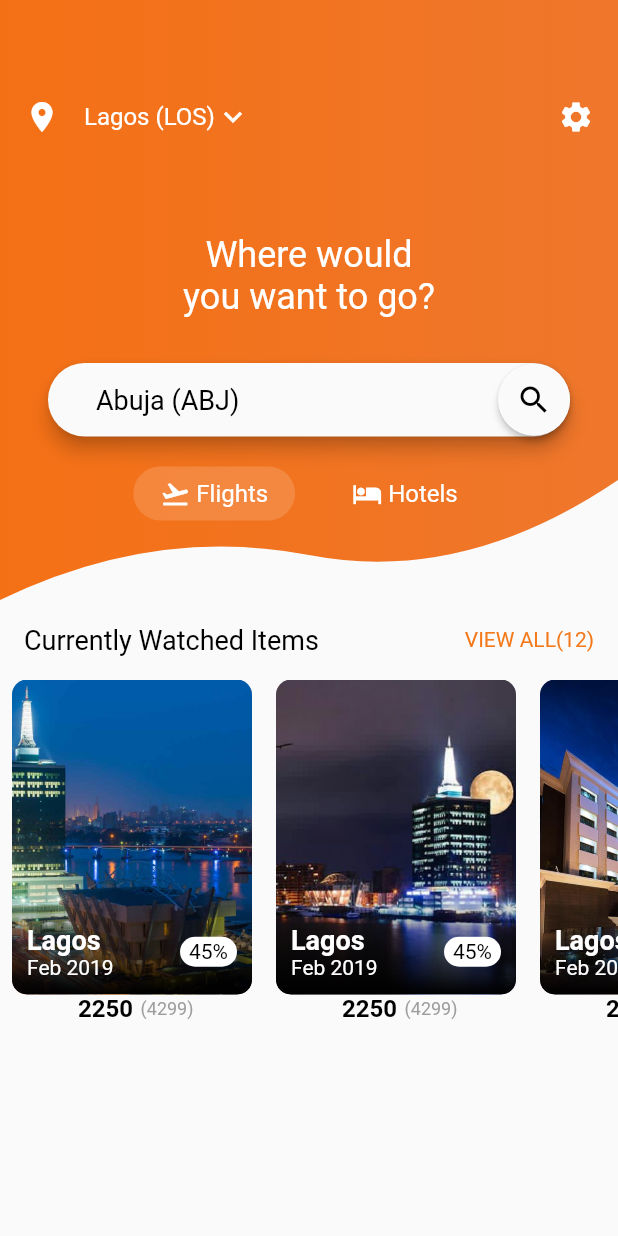
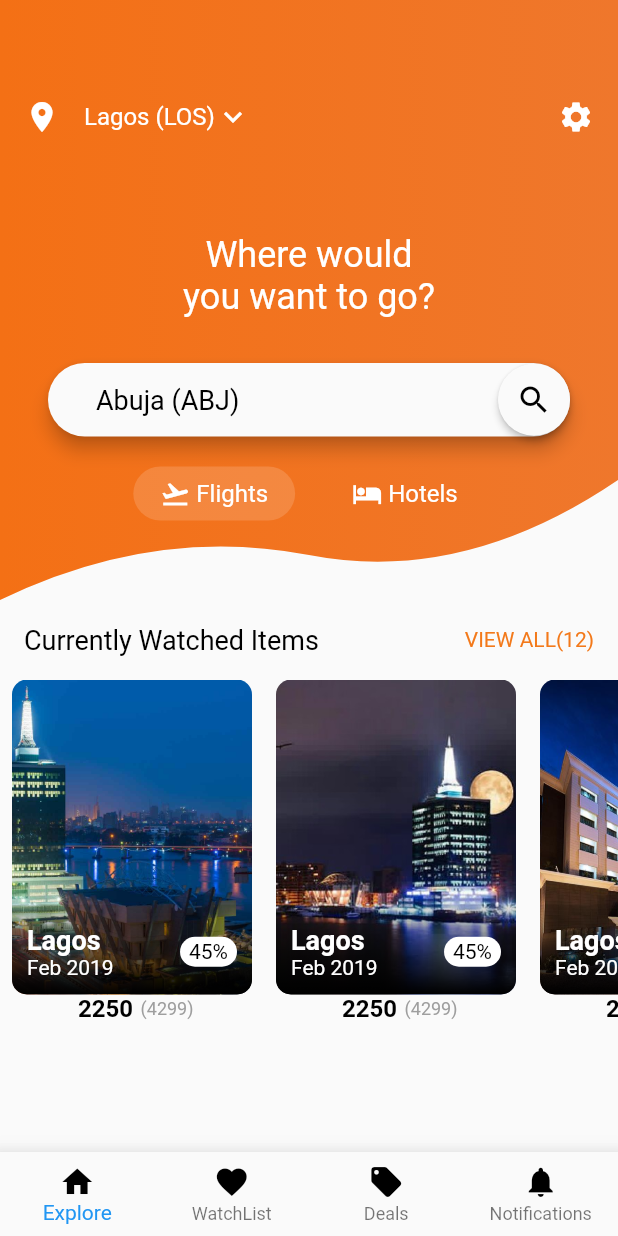
Before and after one commit to tayormi/flight-ticket-UI, a Flutter app: the screen it shows after launch, on a phone screen of 412 x 824 dp. Run offline on Flutter 3.47's test engine with Material 2 defaults, Android fonts, the phone set to English and light mode, and no system bars.

Commit message:
Custom Navigation Bar

```diff
--- /dev/null
+++ b/lib/CustomAppBar.dart
@@ -0,0 +1,42 @@
+import 'package:flutter/material.dart';
+
+class CustomAppBar extends StatelessWidget {
+ final List<BottomNavigationBarItem> bottomBarItems = [];
+ final bottomNavigationBarItemStyle = TextStyle(fontStyle: FontStyle.normal, color: Colors.black);
+  CustomAppBar() {
+    bottomBarItems.add(
+      BottomNavigationBarItem(
+        icon: Icon(Icons.home, color: Colors.black,),
+        title: Text("Explore", style: bottomNavigationBarItemStyle,)
+      )
+    );
+    bottomBarItems.add(
+        BottomNavigationBarItem(
+            icon: Icon(Icons.favorite, color: Colors.black,),
+            title: Text("WatchList", style: bottomNavigationBarItemStyle,)
+        )
+    );
+    bottomBarItems.add(
+        BottomNavigationBarItem(
+            icon: Icon(Icons.local_offer, color: Colors.black,),
+            title: Text("Deals", style: bottomNavigationBarItemStyle,)
+        )
+    );
+    bottomBarItems.add(
+        BottomNavigationBarItem(
+            icon: Icon(Icons.notifications, color: Colors.black,),
+            title: Text("Notifications", style: bottomNavigationBarItemStyle,)
+        )
+    );
+  }
+  @override
+  Widget build(BuildContext context) {
+    return Material(
+      elevation: 15.0,
+      child: BottomNavigationBar(
+        items: bottomBarItems,
+        type: BottomNavigationBarType.fixed,
+      ),
+    );
+  }
+}
--- a/lib/main.dart
+++ b/lib/main.dart
@@ -1,4 +1,5 @@
 import 'package:flutter/material.dart';
+import 'package:test_app/CustomAppBar.dart';
 import 'package:test_app/CustomShapeClipper.dart';
 import 'package:intl/intl.dart';
 
@@ -12,6 +13,7 @@ class HomeScreen extends StatelessWidget {
   @override
   Widget build(BuildContext context) {
     return Scaffold(
+      bottomNavigationBar: CustomAppBar(),
       body: SingleChildScrollView(
         scrollDirection: Axis.vertical,
         child: Column(
```
